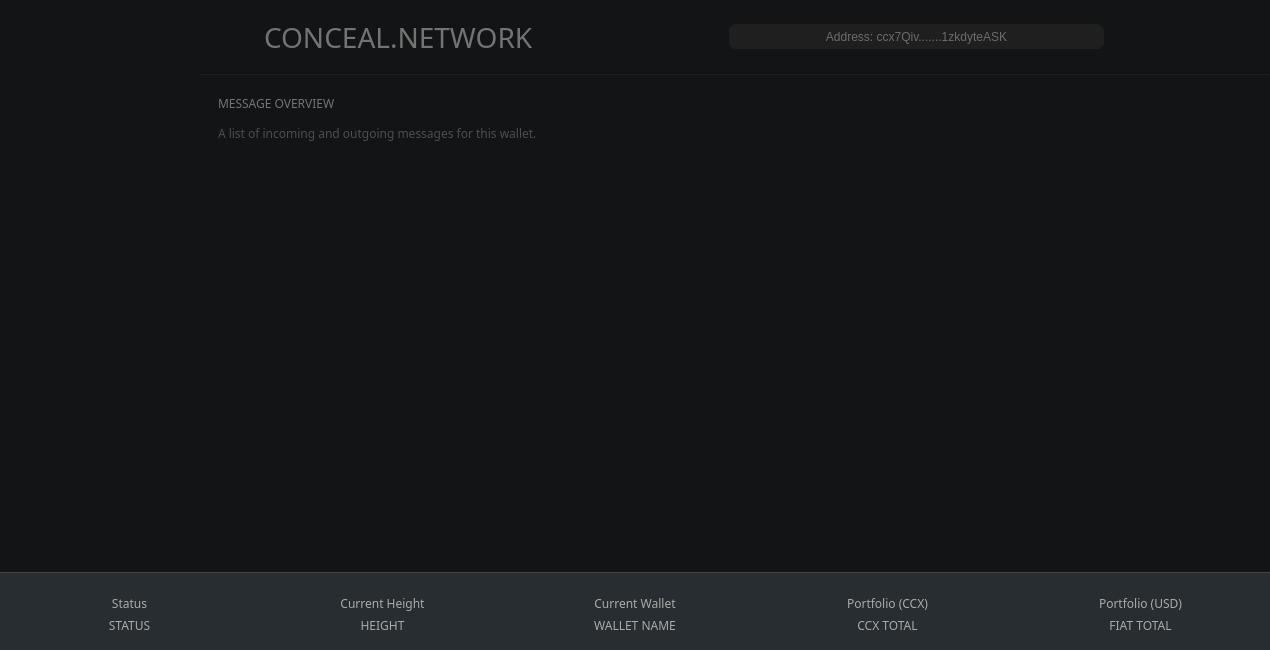
Above: src/gui/ui/overviewframe.ui from ConcealNetwork/conceal-desktop before the change. Below: the same form after it.
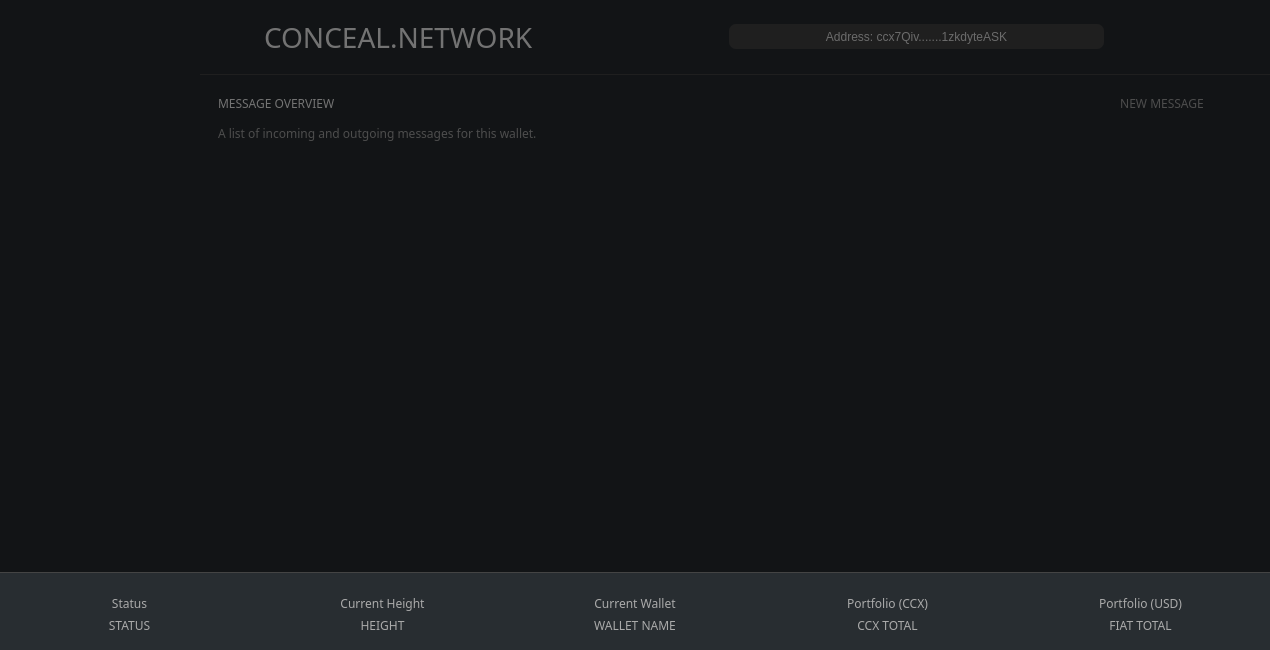
That is the form after the change. Icons and pictures are not drawn.

Commit message: New message from inbox

Diff of the .ui file:
```diff
--- a/src/gui/ui/overviewframe.ui
+++ b/src/gui/ui/overviewframe.ui
@@ -75,8 +75,22 @@
       </size>
      </property>
      <property name="styleSheet">
-      <string notr="true">border: 0px; color: #aaa; 
-background-color: #282d31;</string>
+      <string notr="true">* {
+border: 0px; 
+color: #aaa; 
+background-color: #282d31;
+}
+
+QPushButton[type=&quot;b1&quot;]{
+color: #fff;
+border: 1px solid orange;
+border-radius: 5px;
+padding: 5px;
+}
+
+QPushButton:hover[type=&quot;b1&quot;]{
+color: orange;
+}</string>
      </property>
      <property name="title">
       <string/>
@@ -3033,7 +3047,7 @@
           <number>12</number>
          </property>
          <item>
-          <widget class="QGroupBox" name="horizontalGroupBox">
+          <widget class="QGroupBox" name="horizontalGroupBox_4">
            <property name="alignment">
             <set>Qt::AlignLeading|Qt::AlignLeft|Qt::AlignVCenter</set>
            </property>
@@ -9034,6 +9048,27 @@
           <number>12</number>
          </property>
          <item>
+          <widget class="QGroupBox" name="horizontalGroupBox_5">
+           <property name="alignment">
+            <set>Qt::AlignLeading|Qt::AlignLeft|Qt::AlignVCenter</set>
+           </property>
+           <layout class="QHBoxLayout" name="horizontalLayout_16">
+            <property name="spacing">
+             <number>0</number>
+            </property>
+            <property name="leftMargin">
+             <number>0</number>
+            </property>
+            <property name="topMargin">
+             <number>0</number>
+            </property>
+            <property name="rightMargin">
+             <number>0</number>
+            </property>
+            <property name="bottomMargin">
+             <number>0</number>
+            </property>
+            <item>
           <widget class="QLabel" name="title_messageOverview">
            <property name="minimumSize">
             <size>
@@ -9064,6 +9099,49 @@
           </widget>
          </item>
          <item>
+             <spacer name="horizontalSpacer_15">
+              <property name="orientation">
+               <enum>Qt::Horizontal</enum>
+              </property>
+              <property name="sizeHint" stdset="0">
+               <size>
+                <width>40</width>
+                <height>20</height>
+               </size>
+              </property>
+             </spacer>
+            </item>
+            <item>
+             <widget class="QPushButton" name="b1_newMessageButton">
+              <property name="minimumSize">
+               <size>
+                <width>180</width>
+                <height>32</height>
+               </size>
+              </property>
+              <property name="maximumSize">
+               <size>
+                <width>180</width>
+                <height>32</height>
+               </size>
+              </property>
+              <property name="font">
+               <font>
+                <family>Poppins</family>
+               </font>
+              </property>
+              <property name="text">
+               <string>NEW MESSAGE</string>
+              </property>
+              <property name="type" stdset="0">
+               <string notr="true">b1</string>
+              </property>
+             </widget>
+            </item>
+           </layout>
+          </widget>
+         </item>
+         <item>
           <widget class="QLabel" name="label_4">
            <property name="font">
             <font>
```
Left out of the diff: 33 changed lines with no effect on the pictures. Lines whose indentation alone changed are shown as unchanged.
